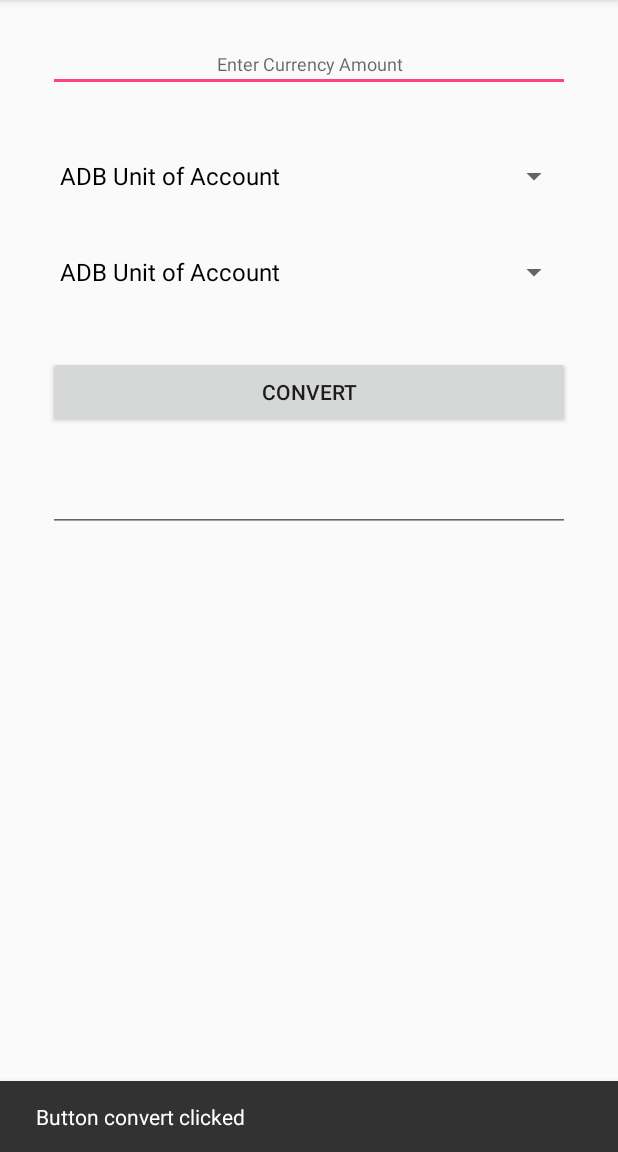
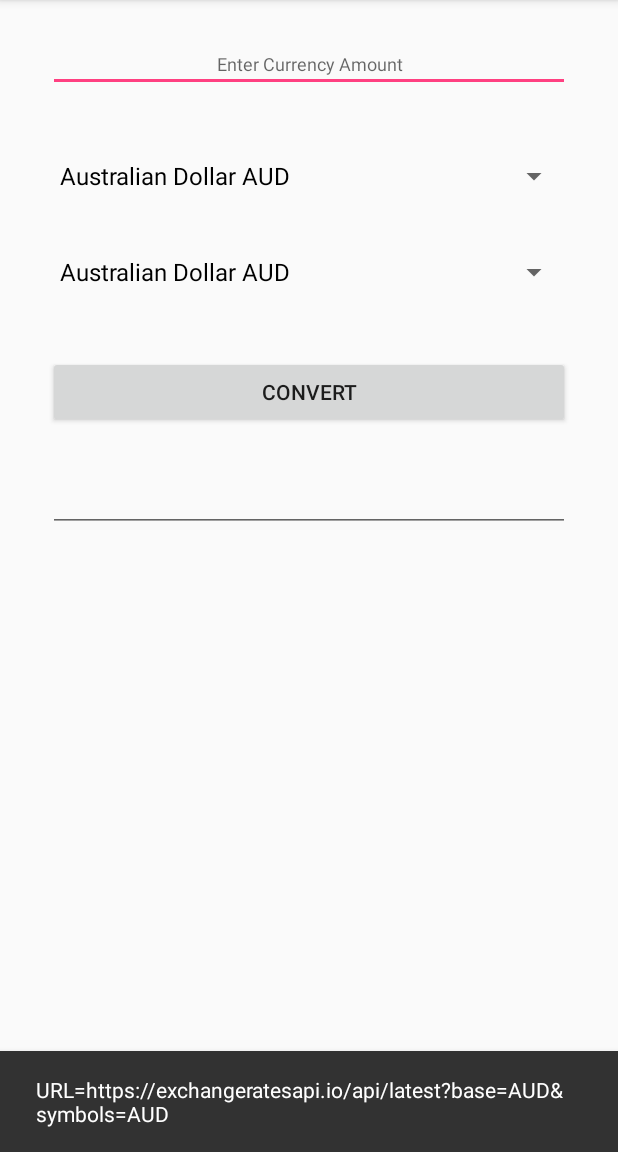
Before and after one commit to grayzemon/currency-converter, an Android app: the screen it shows after launch (MainActivity), after a tap on "CONVERT", on a phone screen of 412 x 824 dp, the part 84-1236 px from its top. Run offline under Robolectric (Android 15) with nearby library versions, the phone set to English and light mode, and no system bars.

Commit message:
Refactored currency list and dropdown, added url builder

```diff
--- a/app/src/main/java/com/grayzemon/currencyconverter/MainActivity.java
+++ b/app/src/main/java/com/grayzemon/currencyconverter/MainActivity.java
@@ -9,14 +9,17 @@ import android.widget.ArrayAdapter;
 import android.widget.Button;
 import android.widget.Spinner;
 
-import java.util.ArrayList;
+import java.net.URL;
 import java.util.Arrays;
 import java.util.Currency;
 import java.util.List;
-import java.util.Set;
+import java.util.function.Consumer;
 import java.util.function.Function;
 import java.util.stream.Collectors;
 import java.util.stream.Stream;
+
+import okhttp3.HttpUrl;
+
 
 public class MainActivity extends AppCompatActivity implements View.OnClickListener {
 
@@ -36,10 +39,6 @@ public class MainActivity extends AppCompatActivity implements View.OnClickListe
         Button convert = (Button) findViewById(R.id.button_convert) ;
         convert.setOnClickListener(this);
 
-        List<String> test = new ArrayList<>(Arrays.asList(
-                "EUR","USD","GBP"
-        ));
-
         getCurrencyList();
 
         ArrayAdapter<String> currencies =
@@ -49,20 +48,38 @@ public class MainActivity extends AppCompatActivity implements View.OnClickListe
     }
 
     private void getCurrencyList() {
-        final Set<Currency> availableCurrencies = Currency.getAvailableCurrencies();
-        Stream<Currency> stream = availableCurrencies.stream();
-        Function<Currency,String> map = currency -> currency.getDisplayName();
-        currencyNames = stream.map(map).sorted().filter(str -> str.matches(REGEX)).collect(Collectors.toList());
-        for (String s : currencyNames) {
-            Log.v(TAG, s);
-        }
+        final String currencyCodeList = "AUD,BGN,BRL,CAD,CHF,CNY,CZK,DKK,GBP,HKD,HRK,HUF,IDR,ILS,INR,ISK,JPY,KRW,MXN,MYR,NOK,NZD,PHP,PLN,RON,RUB,SEK,SGD,THB,TRY,USD,ZAR";
+        final List<String> currencyCodes = Arrays.asList(currencyCodeList.split(","));
+
+        Function<String,String> mapCode2Desc = currencyCode -> Currency.getInstance(currencyCode).getDisplayName() + " " + currencyCode;
+        Consumer<String> desc = d -> Log.v(TAG,"currency after sort & map = " + d);
+        Stream<String> stream = currencyCodes.stream();
+        currencyNames = stream.sorted().map(mapCode2Desc).peek(desc).collect(Collectors.toList());
+
     }
 
     @Override
     public void onClick(View v) {
         Log.d(TAG,"onClick: Button pressed");
+
+        int selectedPositionFrom = convertFrom.getSelectedItemPosition();
+        int selectedPositionTo = convertTo.getSelectedItemPosition();
+        String selectedCurrencyFrom = currencyNames.get(selectedPositionFrom);
+        String selectedCurrencyTo = currencyNames.get(selectedPositionTo);
+        String currencyFrom = selectedCurrencyFrom.substring(
+                selectedCurrencyFrom.length() - 3,selectedCurrencyFrom.length());
+        String currencyTo = selectedCurrencyTo.substring(
+                selectedCurrencyTo.length() - 3,selectedCurrencyTo.length());
+
+        URL url = new HttpUrl.Builder()
+                .scheme("https")
+                .host("exchangeratesapi.io")
+                .addPathSegments("api/latest")
+                .addQueryParameter("base", currencyFrom)
+                .addQueryParameter("symbols", currencyTo)
+                .build().url();
+        Log.d(TAG, url.toString());
         View view = findViewById(R.id.constraint_main);
-        Snackbar.make(view, R.string.snackBarMessage,Snackbar.LENGTH_SHORT).show();
-
+        Snackbar.make(view, "URL=" + url.toString(),Snackbar.LENGTH_SHORT).show();
     }
 }
```
